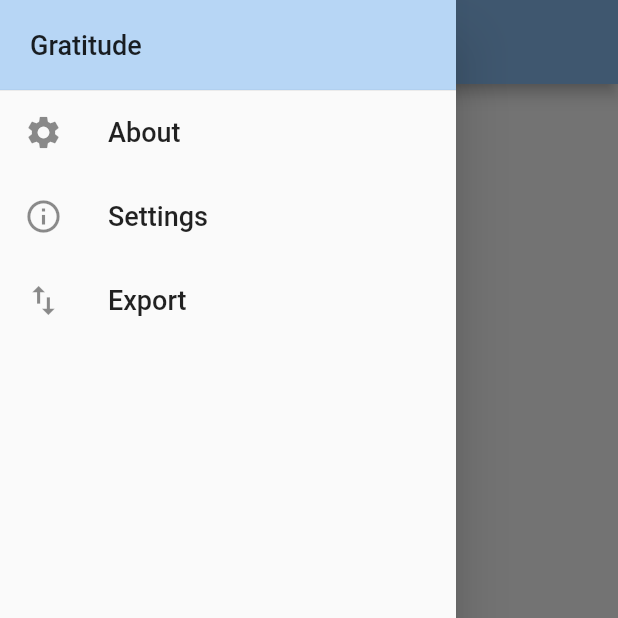
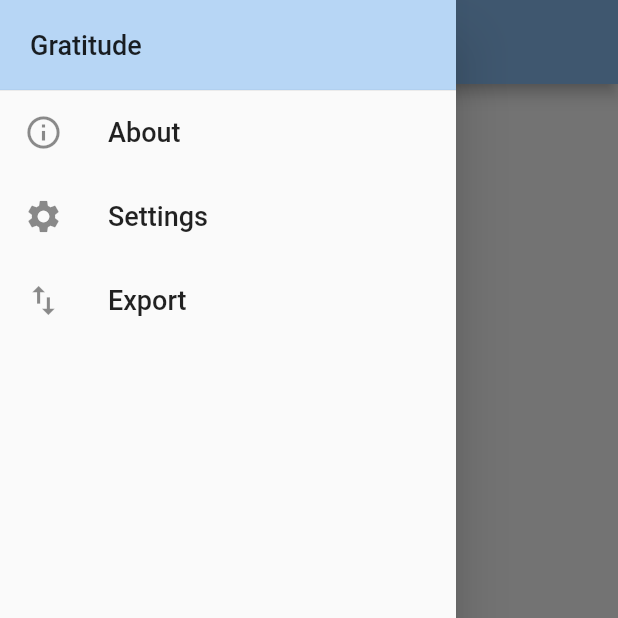
Before and after one commit to davidfung/gratitude, a Flutter app: the screen it shows after launch, with the side drawer open, on a phone screen of 412 x 824 dp, the top half of it. Run offline on Flutter 3.47's test engine with Material 2 defaults, Android fonts, the light colour scheme and no system bars; our stand-ins replace package_info, shared_preferences, sqflite; missing offline and left inert: flutter_email_sender; accounts and stored records are empty.

Commit message:
Fix drawer icons

```diff
--- a/lib/app/app_drawer.dart
+++ b/lib/app/app_drawer.dart
@@ -25,10 +25,10 @@ class MainDrawer extends StatelessWidget {
                 margin: EdgeInsets.all(0.0),
                 padding: EdgeInsets.all(0.0)),
           ),
-          buildListTile(AboutView.title, Icons.settings, () {
+          buildListTile(AboutView.title, Icons.info_outline, () {
             Navigator.of(context).popAndPushNamed(ROUTE_APP_ABOUT);
           }),
-          buildListTile(SettingView.title, Icons.info_outline, () {
+          buildListTile(SettingView.title, Icons.settings, () {
             Navigator.of(context).popAndPushNamed(ROUTE_APP_SETTING);
           }),
           buildListTile("Export", Icons.import_export_outlined, () {
```
